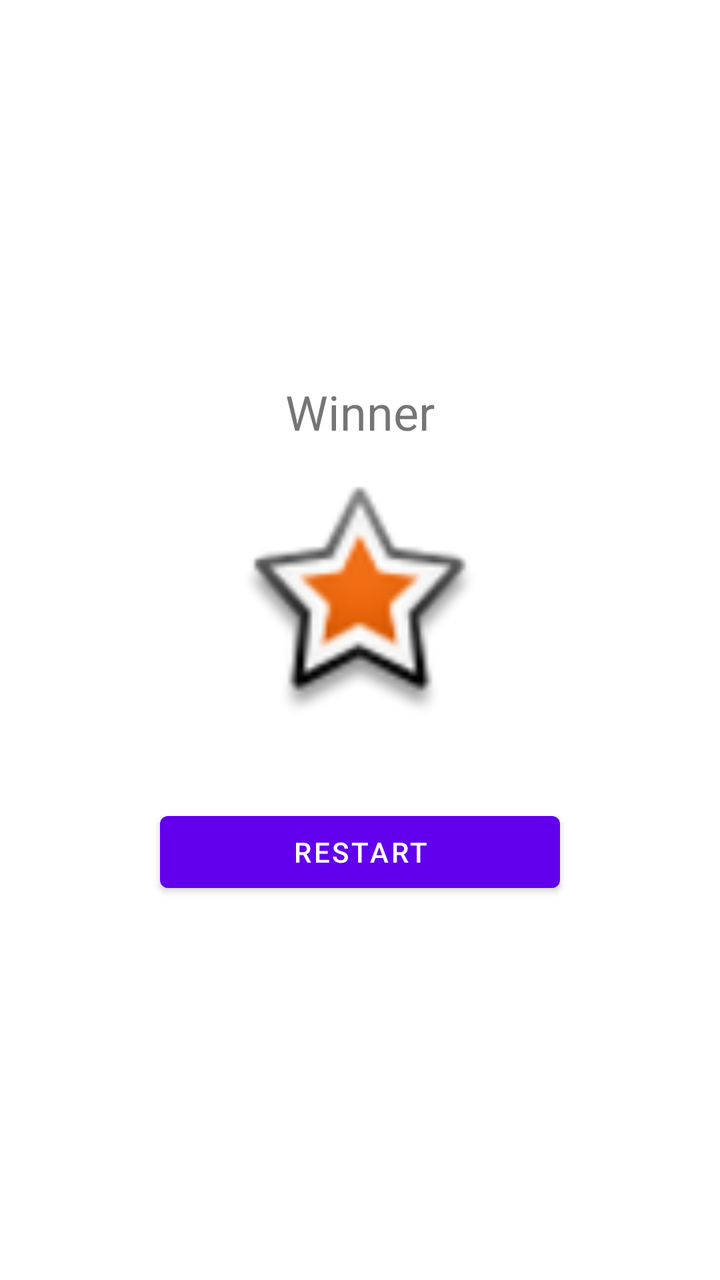
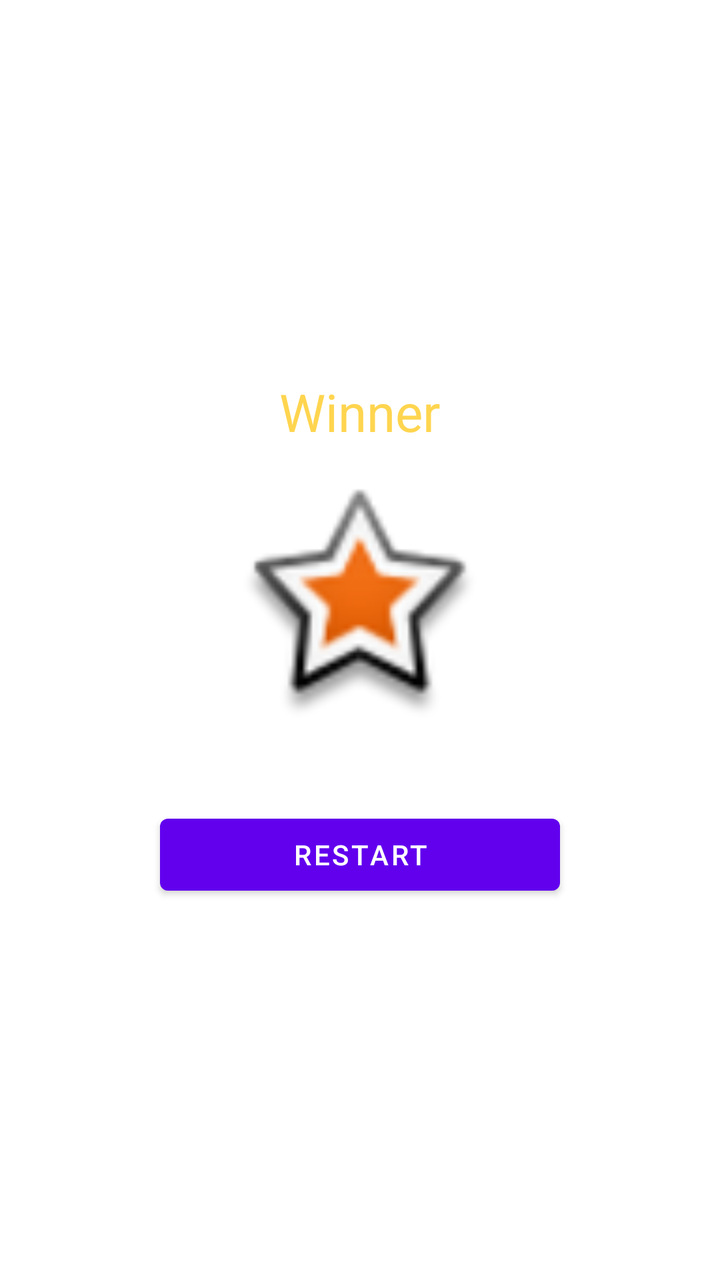

Before-and-after screenshots of an Android layout around one commit, followed by the original layout XML and the change that was made.
<!-- AndroidManifest.xml: fallback theme Theme.MaterialComponents.DayNight.NoActionBar -->
<!-- res/layout/activity_result.xml -->
<?xml version="1.0" encoding="utf-8"?>
<LinearLayout
    xmlns:android="http://schemas.android.com/apk/res/android"
    android:layout_width="match_parent"
    android:layout_height="match_parent"
    android:orientation="vertical"
    android:gravity="center"
    android:padding="24dp">

    <TextView
        android:id="@+id/resultText"
        android:layout_width="wrap_content"
        android:layout_height="wrap_content"
        android:text="Winner"
        android:textSize="24sp"
        android:layout_marginBottom="20dp" />

    <ImageView
        android:id="@+id/trophy"
        android:layout_width="120dp"
        android:layout_height="120dp"
        android:src="@android:drawable/star_big_on"
        android:layout_marginBottom="20dp"
        android:text="Winner"
        android:textSize="24sp" />

    <Button
        android:id="@+id/restartBtn"
        android:layout_width="200dp"
        android:layout_height="wrap_content"
        android:text="Restart"
        android:layout_marginTop="20dp"/>

</LinearLayout>
<!-- resources referenced by this layout -->
<resources>

</resources>

<!-- the commit's change to res/layout/activity_result.xml (unified diff, before → after) -->
@@ -9,11 +9,12 @@
 
     <TextView
         android:id="@+id/resultText"
+        android:text="Winner"
+        android:textSize="26sp"
+        android:textColor="#FFD54F"
+        android:layout_marginBottom="20dp"
         android:layout_width="wrap_content"
-        android:layout_height="wrap_content"
-        android:text="Winner"
-        android:textSize="24sp"
-        android:layout_marginBottom="20dp" />
+        android:layout_height="wrap_content"/>
 
     <ImageView
         android:id="@+id/trophy"
